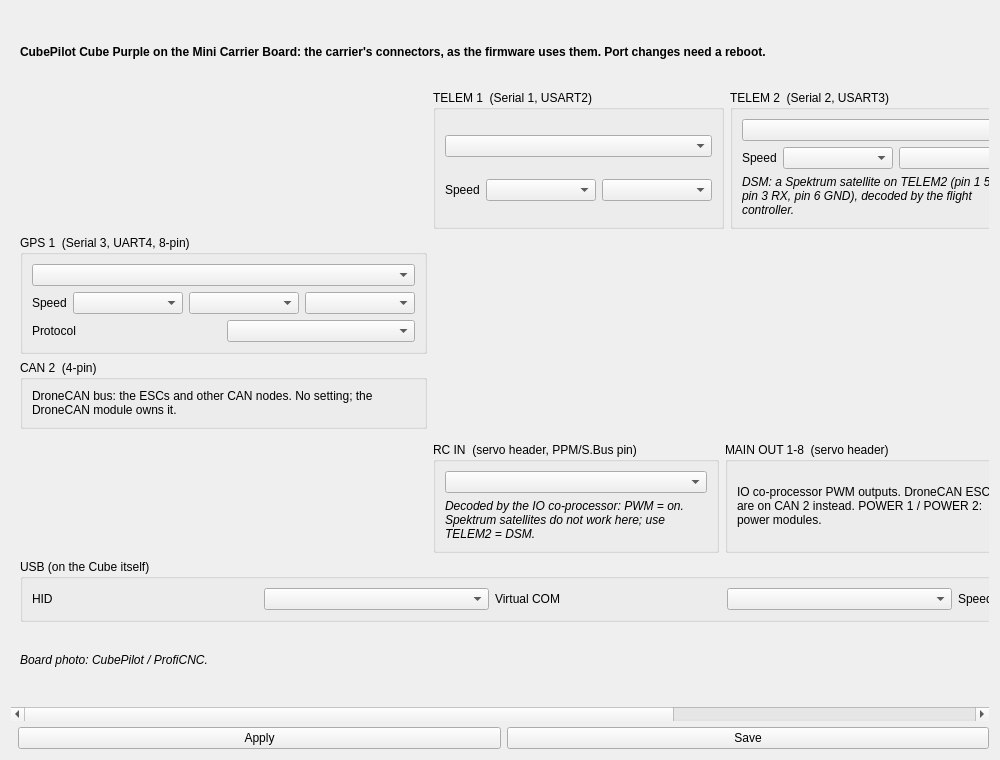
MAVProxyUser/NinjaPilot-15.02.ninja, file ground/openpilotgcs/src/plugins/config/configcubehwwidget.ui: the form before one commit.
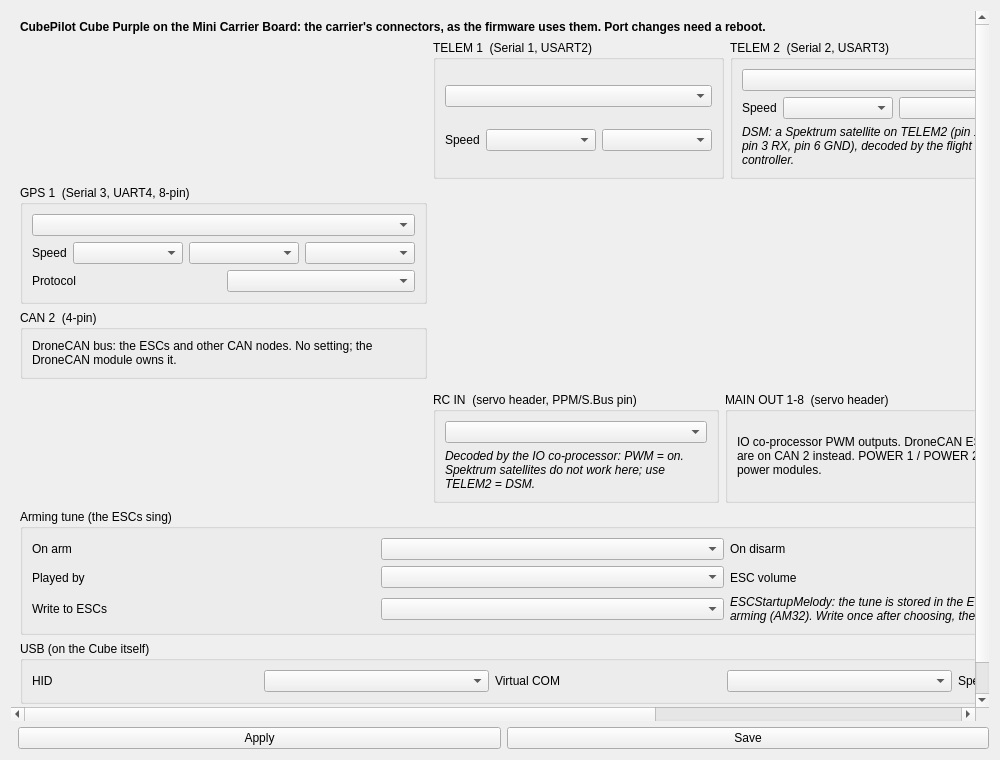
The form after the commit. Icons and pictures are not drawn.

Commit message: DroneCAN: arming tunes for the ESCs (TuneSettings)

Diff of the .ui file:
```diff
--- a/ground/openpilotgcs/src/plugins/config/configcubehwwidget.ui
+++ b/ground/openpilotgcs/src/plugins/config/configcubehwwidget.ui
@@ -46,7 +46,15 @@
            <item><widget class="QGroupBox" name="grpMainOut"><property name="title"><string>MAIN OUT 1-8  (servo header)</string></property><layout class="QVBoxLayout"><item><widget class="QLabel" name="grpMainOutLbl"><property name="text"><string>IO co-processor PWM outputs. DroneCAN ESCs are on CAN 2 instead. POWER 1 / POWER 2: power modules.</string></property><property name="wordWrap"><bool>true</bool></property></widget></item></layout></widget></item>
           </layout>
          </item>
-         <item row="3" column="0" colspan="3">
+         <item row="3" column="0" colspan="3"><widget class="QGroupBox" name="grpTune"><property name="title"><string>Arming tune (the ESCs sing)</string></property><layout class="QGridLayout">
+<item row="0" column="0"><widget class="QLabel" name="lblArmTune"><property name="text"><string>On arm</string></property></widget></item><item row="0" column="1"><widget class="QComboBox" name="cbArmTune"><property name="minimumSize"><size><width>140</width><height>0</height></size></property></widget></item>
+<item row="0" column="2"><widget class="QLabel" name="lblDisarmTune"><property name="text"><string>On disarm</string></property></widget></item><item row="0" column="3"><widget class="QComboBox" name="cbDisarmTune"><property name="minimumSize"><size><width>140</width><height>0</height></size></property></widget></item>
+<item row="1" column="0"><widget class="QLabel" name="lblArmSource"><property name="text"><string>Played by</string></property></widget></item><item row="1" column="1"><widget class="QComboBox" name="cbArmSource"><property name="minimumSize"><size><width>140</width><height>0</height></size></property></widget></item>
+<item row="1" column="2"><widget class="QLabel" name="lblTuneVolume"><property name="text"><string>ESC volume</string></property></widget></item><item row="1" column="3"><widget class="QSpinBox" name="sbTuneVolume"><property name="maximum"><number>11</number></property></widget></item>
+<item row="2" column="0"><widget class="QLabel" name="lblWriteESC"><property name="text"><string>Write to ESCs</string></property></widget></item><item row="2" column="1"><widget class="QComboBox" name="cbWriteESC"><property name="minimumSize"><size><width>140</width><height>0</height></size></property></widget></item>
+<item row="2" column="2" colspan="2"><widget class="QLabel" name="lblTuneNote"><property name="font"><font><italic>true</italic></font></property><property name="text"><string>ESCStartupMelody: the tune is stored in the ESCs and the command stream is held while disarmed, so they start and sing on arming (AM32). Write once after choosing, then Save.</string></property><property name="wordWrap"><bool>true</bool></property></widget></item>
+</layout></widget></item>
+         <item row="4" column="0" colspan="3">
           <layout class="QHBoxLayout" name="usbRow">
            <item>
             <widget class="QGroupBox" name="grpUSB">
```
The commit also changes 8 other files.
